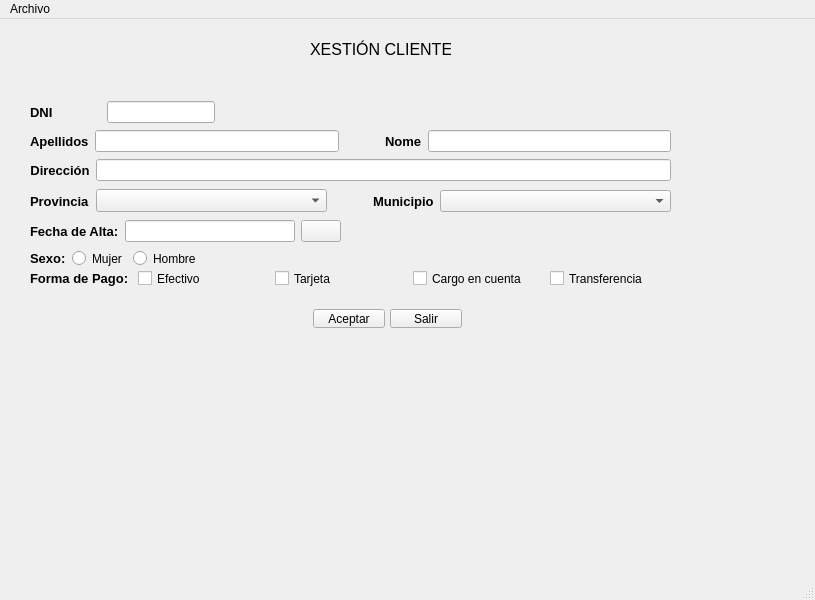
Qt form window.ui (gaelrf/reyfernandez) before a commit.
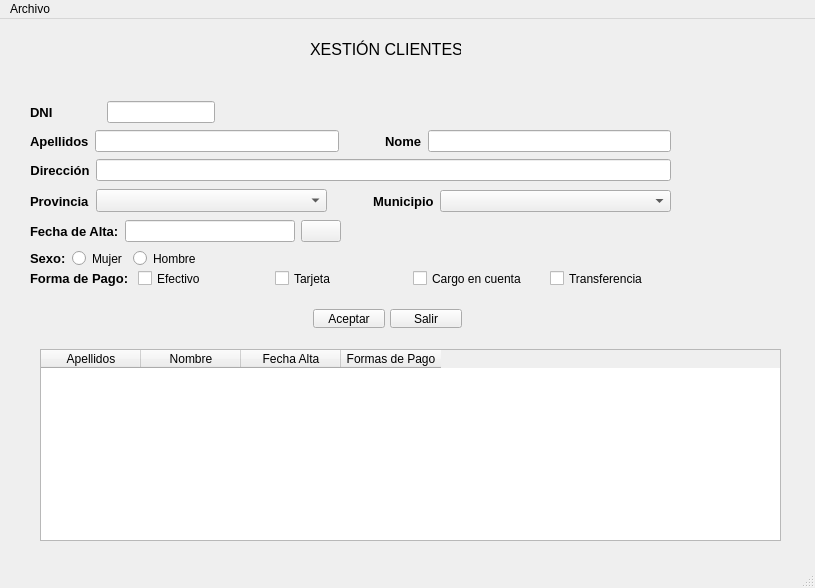
The same form after that commit.

The edit to the form file:
```diff
--- a/window.ui
+++ b/window.ui
@@ -7,7 +7,7 @@
     <x>0</x>
     <y>0</y>
     <width>815</width>
-    <height>600</height>
+    <height>588</height>
    </rect>
   </property>
   <property name="windowTitle">
@@ -19,7 +19,7 @@
      <rect>
       <x>310</x>
       <y>20</y>
-      <width>141</width>
+      <width>151</width>
       <height>20</height>
      </rect>
     </property>
@@ -332,7 +332,7 @@
      </item>
     </layout>
    </widget>
-   <widget class="QWidget" name="">
+   <widget class="QWidget" name="layoutWidget">
     <property name="geometry">
      <rect>
       <x>30</x>
@@ -364,7 +364,7 @@
      </item>
     </layout>
    </widget>
-   <widget class="QWidget" name="">
+   <widget class="QWidget" name="layoutWidget">
     <property name="geometry">
      <rect>
       <x>30</x>
@@ -447,7 +447,7 @@
      </item>
     </layout>
    </widget>
-   <widget class="QWidget" name="">
+   <widget class="QWidget" name="layoutWidget">
     <property name="geometry">
      <rect>
       <x>30</x>
@@ -483,6 +483,36 @@
      </item>
     </layout>
    </widget>
+   <widget class="QTableWidget" name="tableWidget">
+    <property name="geometry">
+     <rect>
+      <x>40</x>
+      <y>330</y>
+      <width>741</width>
+      <height>192</height>
+     </rect>
+    </property>
+    <column>
+     <property name="text">
+      <string>Apellidos</string>
+     </property>
+    </column>
+    <column>
+     <property name="text">
+      <string>Nombre</string>
+     </property>
+    </column>
+    <column>
+     <property name="text">
+      <string>Fecha Alta</string>
+     </property>
+    </column>
+    <column>
+     <property name="text">
+      <string>Formas de Pago</string>
+     </property>
+    </column>
+   </widget>
   </widget>
   <widget class="QMenuBar" name="menubar">
    <property name="geometry">
```
Left out of the diff: 10 changed lines with no effect on the pictures.
